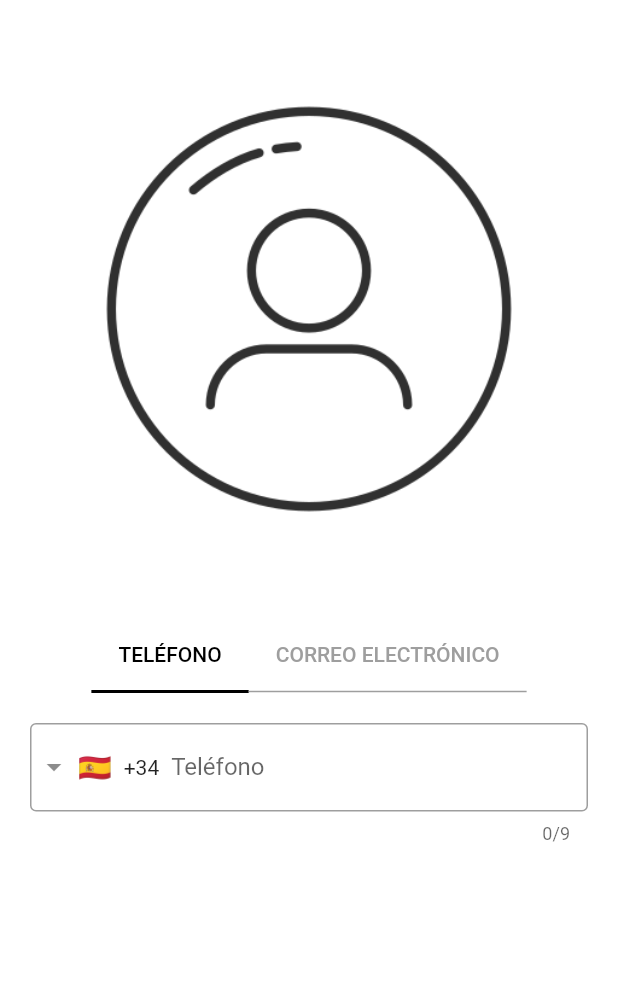
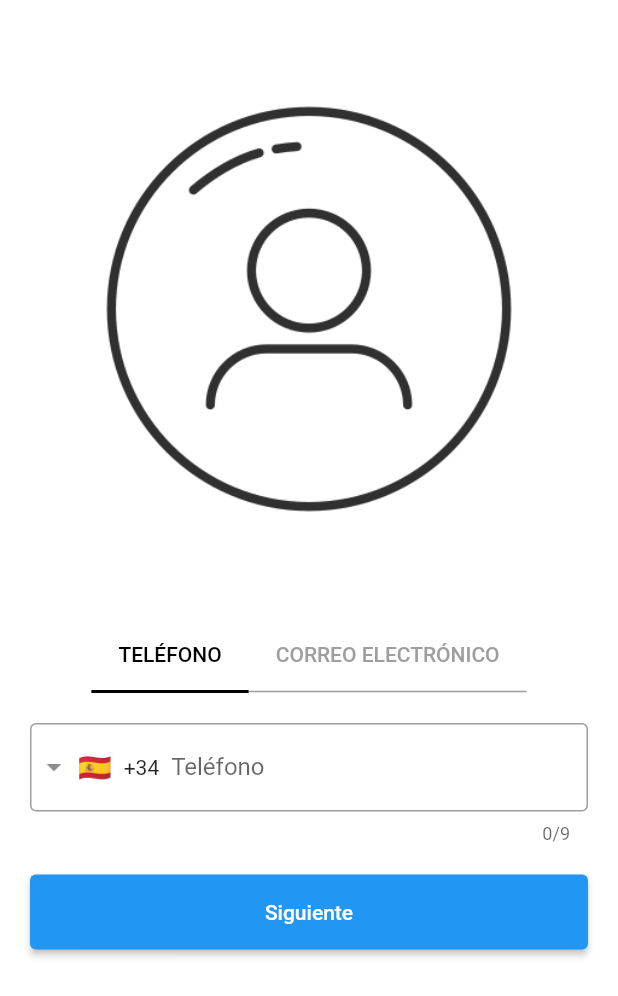
Before and after one commit to AHaizaki/HolderMedia, a Flutter app: the Register screen opened by its route, on a phone screen of 412 x 824 dp. Shown: the top 996 px of the screen. Run offline on Flutter 3.47's test engine with Material 2 defaults, Android fonts, the phone set to English and light mode, and no system bars; drawn by our look-alikes of intl_phone_field.

Commit message:
2 Screen: Medio hecha la segunda screen

```diff
--- a/lib/Pages/register.dart
+++ b/lib/Pages/register.dart
@@ -63,6 +63,15 @@ class _RegisterState extends State<Register> {
                 ),
                 initialCountryCode: 'ES',
               ),
+            ),
+            Container(
+              width: MediaQuery.of(context).size.width,
+              margin: const EdgeInsets.symmetric(horizontal: 20),
+              height: 50,
+              child: ElevatedButton(
+                onPressed: () {},
+                child: const Text("Siguiente"),
+              ),
             )
           ],
         ),
```
